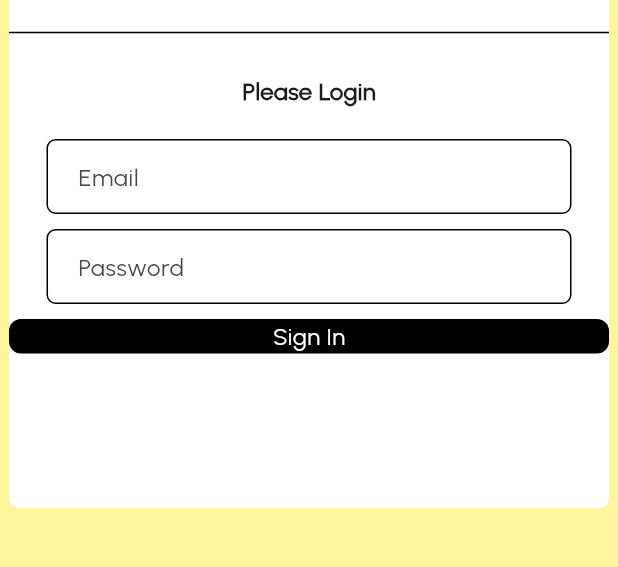
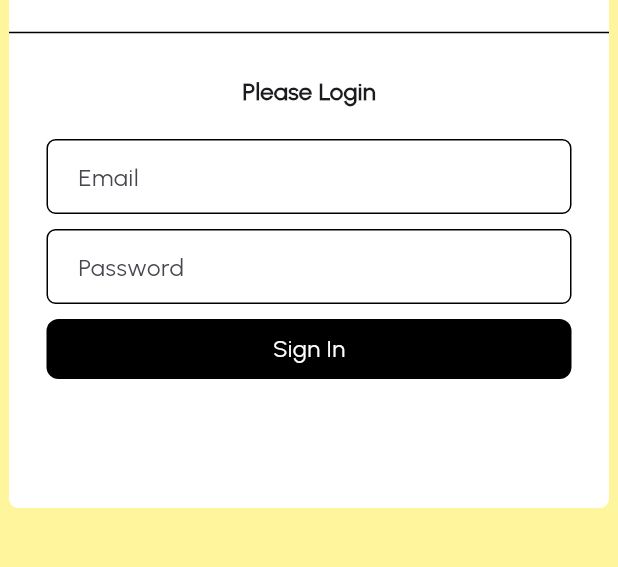
Before and after one commit to kofiwk/SusuCRM, a Flutter app: the screen it shows after launch, on a phone screen of 412 x 824 dp, the part 410-977 px from its top. Run offline on Flutter 3.47's test engine with Material 3 defaults, Android fonts, the phone set to English and light mode, and no system bars.

Commit message:
Update button.dart

```diff
--- a/lib/components/button.dart
+++ b/lib/components/button.dart
@@ -14,7 +14,10 @@ class MyButton extends StatelessWidget {
   Widget build(BuildContext context) {
     return GestureDetector(
       onTap: onTap,
+      child: Padding(
+        padding: const EdgeInsets.symmetric(horizontal: 25),
         child: Container(
+          height: 40,
           decoration: BoxDecoration(
             color: Colors.black,
             borderRadius: BorderRadius.circular(8)
@@ -31,6 +34,7 @@ class MyButton extends StatelessWidget {
             ),
           ),
         ),
+      ),
     );
   }
 }
```
Lines whose indentation alone changed are shown as unchanged.
